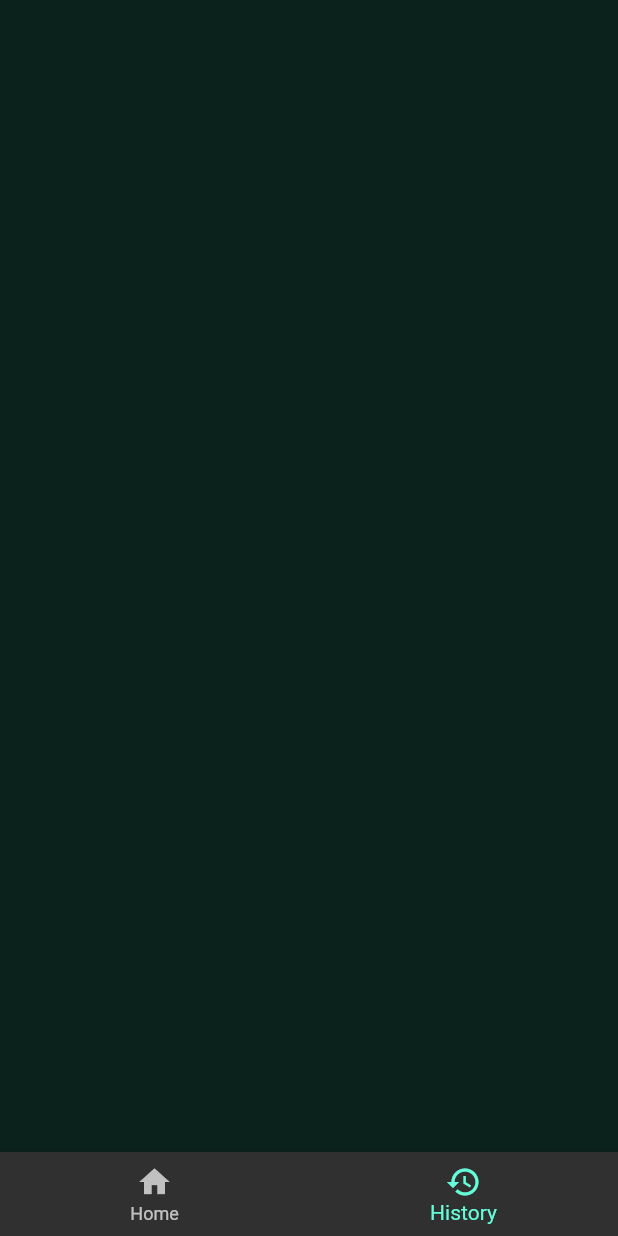
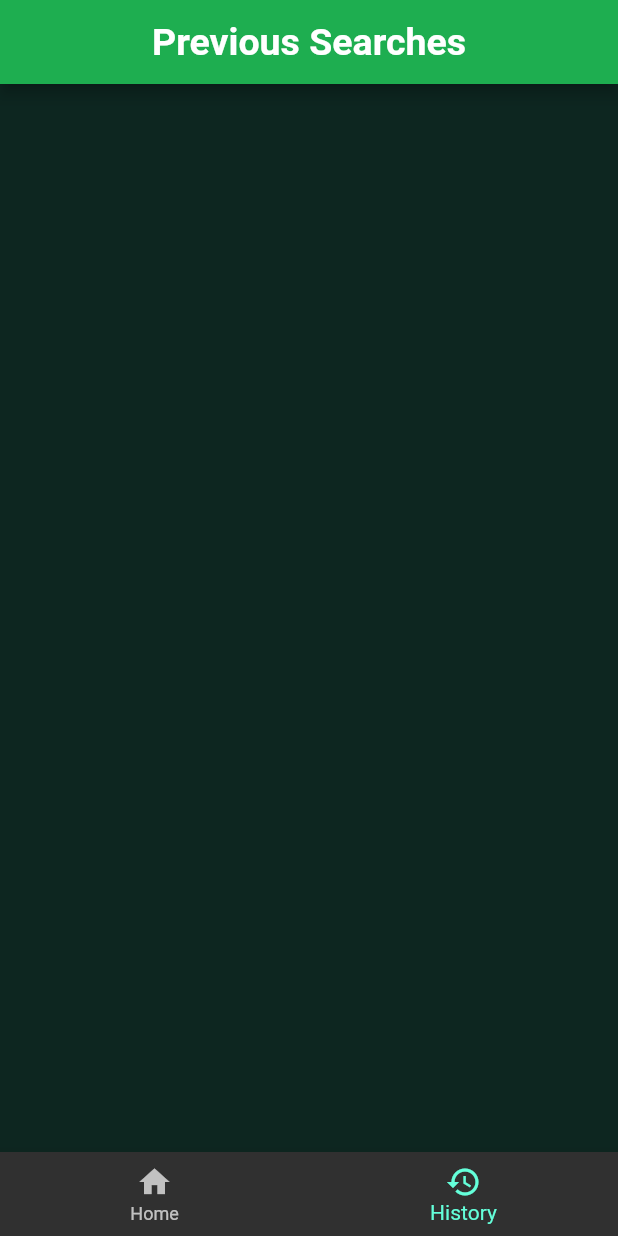
Before and after one commit to VaishakAnand/Hack-Roll-2021-, a Flutter app: the screen it shows after launch, item 2 of the bottom bar chosen, on a phone screen of 412 x 824 dp. Run offline on Flutter 3.47's test engine with Material 2 defaults, Android fonts, the phone set to English and light mode, and no system bars; missing offline and left inert: sentiment_dart.

Commit message:
Updated History.dart

```diff
--- a/lib/history.dart
+++ b/lib/history.dart
@@ -1,10 +1,22 @@
 import 'package:flutter/material.dart';
+import 'package:flutterapp/constants.dart';
 
-class HistoryPage extends StatelessWidget {
+class HistoryPage extends StatefulWidget {
+  @override
+  _HistoryPageState createState() => _HistoryPageState();
+}
+
+class _HistoryPageState extends State<HistoryPage> {
   @override
   Widget build (BuildContext context) {
-    return Container(
-      color: Colors.black12,
+    return Scaffold(
+      appBar: AppBar(
+        title: Text(
+        'Previous Searches',
+        style: kLabelTextStyle,
+        ),
+        centerTitle: true,
+      ),
     );
   }
 }
--- a/lib/mainscreen.dart
+++ b/lib/mainscreen.dart
@@ -2,7 +2,7 @@ import 'package:flutter/material.dart';
 import 'homepage.dart';
 import 'history.dart';
 
-// Main Screen w/ BottomNavigationBar functionality to switch pages.
+// Mainscreen w/ BottomNavigationBar functionality to switch pages.
 class MainScreen extends StatefulWidget {
   @override
   _MainScreenState createState() => _MainScreenState();
```
